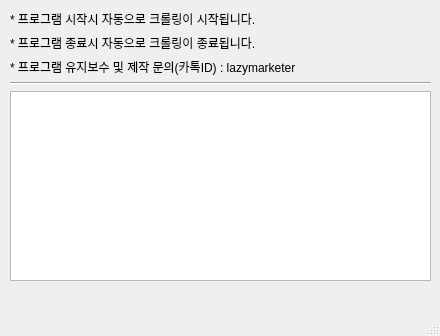
Qt form telegram_news_bot.ui (alsoj/sideproejct) before a commit.
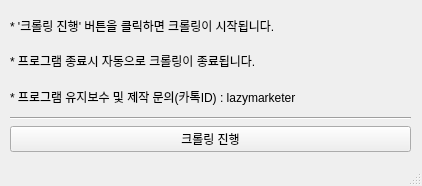
The same form after that commit.

Patch:
```diff
--- a/telegram_news_bot.ui
+++ b/telegram_news_bot.ui
@@ -6,8 +6,8 @@
    <rect>
     <x>0</x>
     <y>0</y>
-    <width>440</width>
-    <height>336</height>
+    <width>422</width>
+    <height>186</height>
    </rect>
   </property>
   <property name="windowTitle">
@@ -18,16 +18,16 @@
     <property name="geometry">
      <rect>
       <x>10</x>
-      <y>10</y>
-      <width>421</width>
-      <height>271</height>
+      <y>11</y>
+      <width>401</width>
+      <height>141</height>
      </rect>
     </property>
     <layout class="QVBoxLayout" name="verticalLayout">
      <item>
       <widget class="QLabel" name="label_start">
        <property name="text">
-        <string>* 프로그램 시작시 자동으로 크롤링이 시작됩니다.</string>
+        <string>* '크롤링 진행' 버튼을 클릭하면 크롤링이 시작됩니다.</string>
        </property>
       </widget>
      </item>
@@ -53,7 +53,11 @@
       </widget>
      </item>
      <item>
-      <widget class="QTextBrowser" name="log_browser"/>
+      <widget class="QPushButton" name="btn_start">
+       <property name="text">
+        <string>크롤링 진행</string>
+       </property>
+      </widget>
      </item>
     </layout>
    </widget>
```
Left out of the diff: 10 changed lines with no effect on the pictures.
